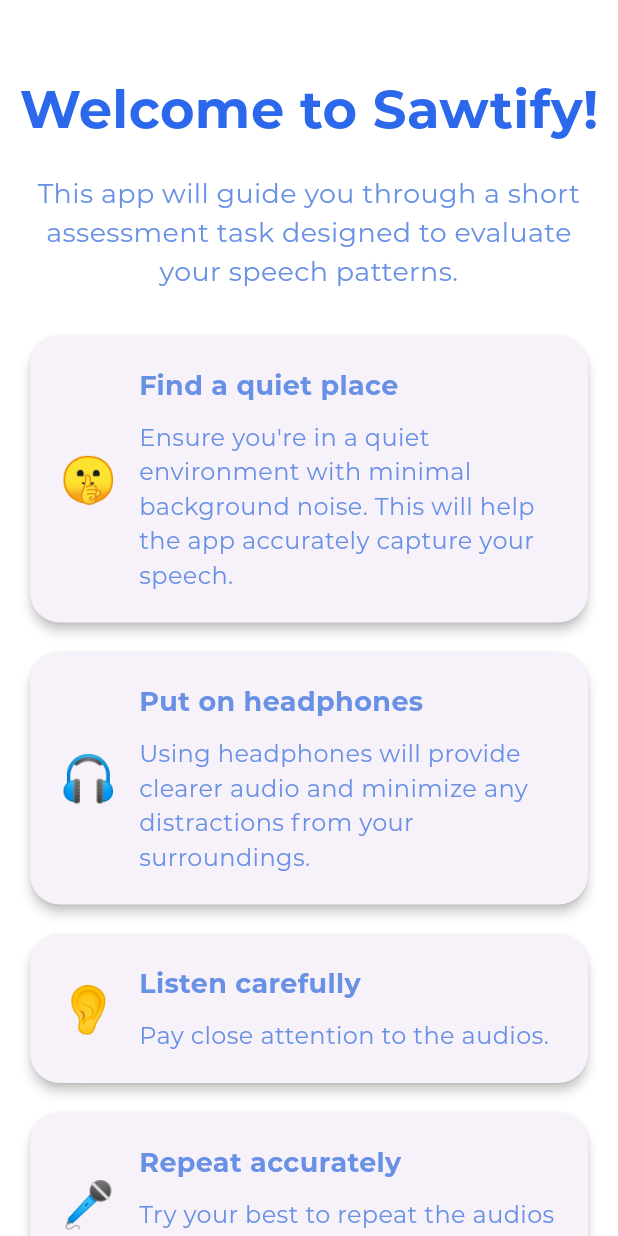
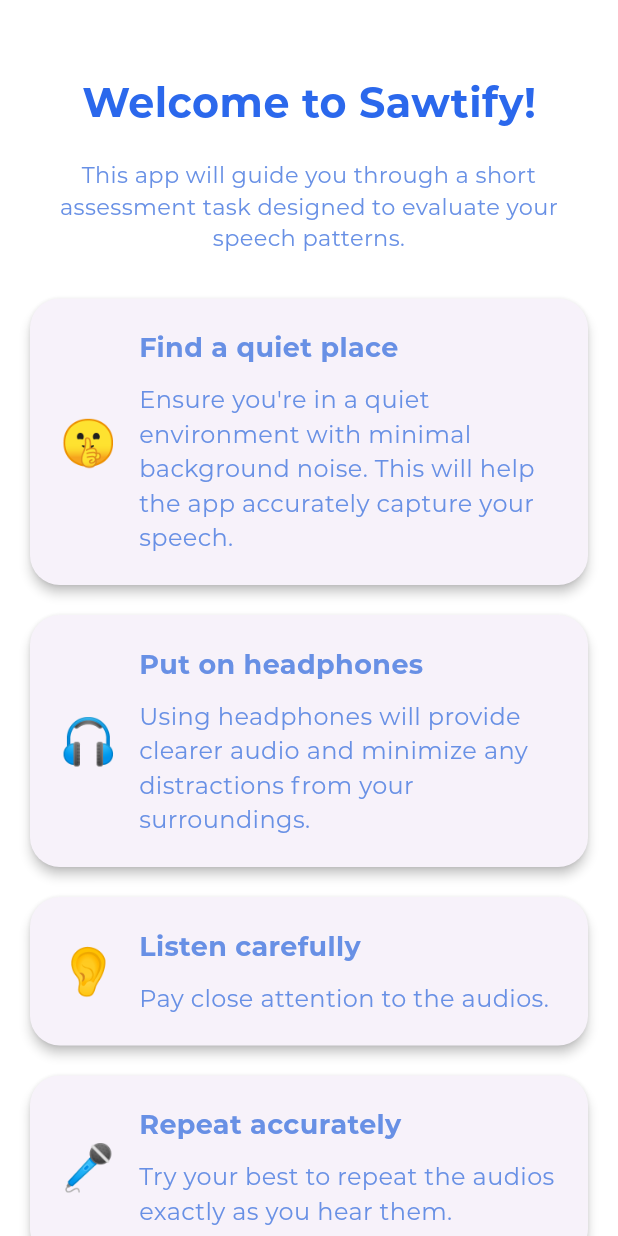
Before and after one commit to kevin-nemo74/sawtify, a Flutter app: the Instruction screen opened directly, on a phone screen of 412 x 824 dp. Run offline on Flutter 3.47's test engine with Material 3 defaults, Android fonts, the phone set to English and light mode, and no system bars; our stand-ins replace animated_splash_screen, audioplayers, cloud_firestore, firebase_auth, firebase_core, flutter_animate and 6 more; missing offline and left inert: flutter_sound; accounts and stored records are empty.

```diff
--- a/lib/screens/instruction.dart
+++ b/lib/screens/instruction.dart
@@ -44,7 +44,7 @@
                 child: Text(
                   'Welcome to Sawtify!',
                   style: TextStyle(
-                    fontSize: 32,
+                    fontSize: 25,
                     fontWeight: FontWeight.bold,
                     color: Color.fromARGB(255, 43, 104, 236),
                   ),
@@ -56,7 +56,7 @@
               child: Text(
                 'This app will guide you through a short assessment task designed to evaluate your speech patterns.',
                 style: TextStyle(
-                  fontSize: 18,
+                  fontSize: 15,
                   color: Color.fromARGB(255, 104, 144, 229),
                 ),
                 textAlign: TextAlign.center,
```
Also changed, not shown: lib/screens/contact.dart (+15 -3 lines), 25 other files.
